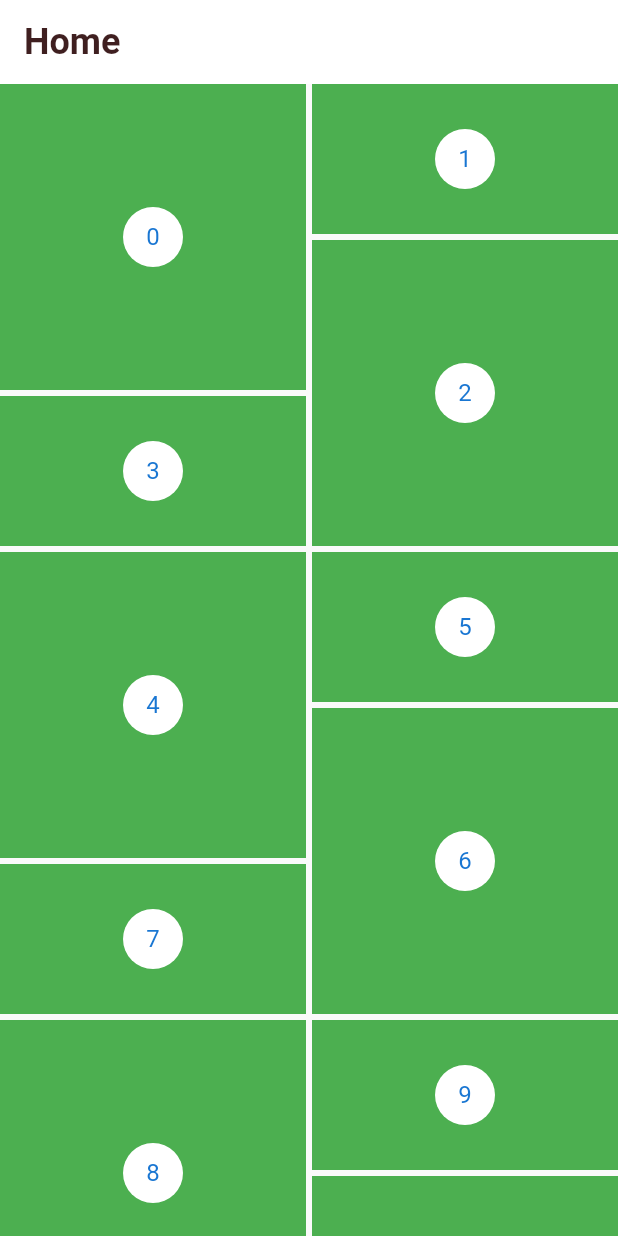
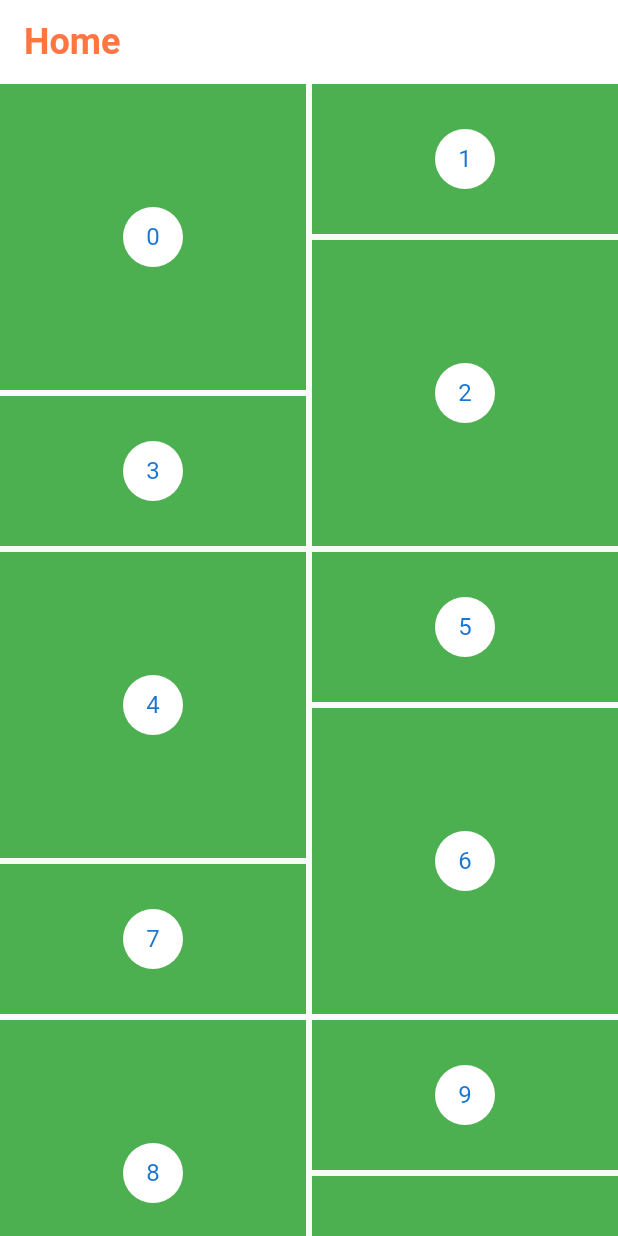
Before and after one commit to yamenemon/E-Commmerce-App, a Flutter app: the screen it shows after launch, on a phone screen of 412 x 824 dp. Run offline on Flutter 3.47's test engine with Material 2 defaults, Android fonts, the phone set to English and light mode, and no system bars; our stand-ins replace flutter_svg, get; Roboto replaces fonts that are missing (CircularStd).

```diff
--- a/lib/Util/Constant.dart
+++ b/lib/Util/Constant.dart
@@ -8,7 +8,7 @@ const kRedColor = Color(0xffd12e22);
 const kGrayColor = Color(0xFFC1C1C1);
 const kBlackColor = Color(0xff000000);
 const kWhiteColor = Color(0xffffffff);
-const kPrimaryColor = Color(0xFFFFFFFF);
+const kPrimaryColor = Color(0xFFFF7643);
 const kAccentColor = Color(0xFFFFFFFF);
 const kBackgroundColor = Color(0xFFFFFFFF);
 
--- a/lib/globalWidget.dart
+++ b/lib/globalWidget.dart
@@ -75,7 +75,7 @@ class GlobalWidget {
               ? IconButton(
                   icon: const Icon(
                     Icons.arrow_back_ios,
-                    color: Colors.red,
+                    color: kPrimaryColor,
                   ),
                   onPressed: () {
                     Get.back();
@@ -84,7 +84,7 @@ class GlobalWidget {
               : Container(),
           Text(title.tr,
               style: const TextStyle(
-                color: Color(0xff3f1f20),
+                color: kPrimaryColor, //Color(0xff3f1f20),
                 fontWeight: FontWeight.w700,
                 fontFamily: "CircularStd",
                 fontStyle: FontStyle.normal,
```
